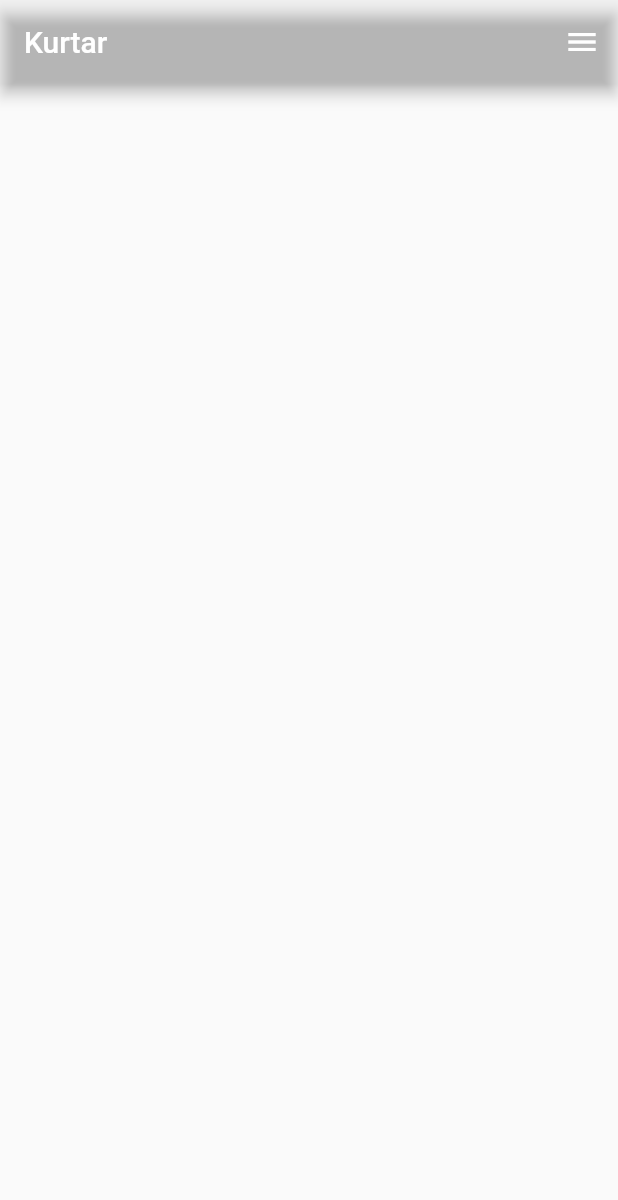
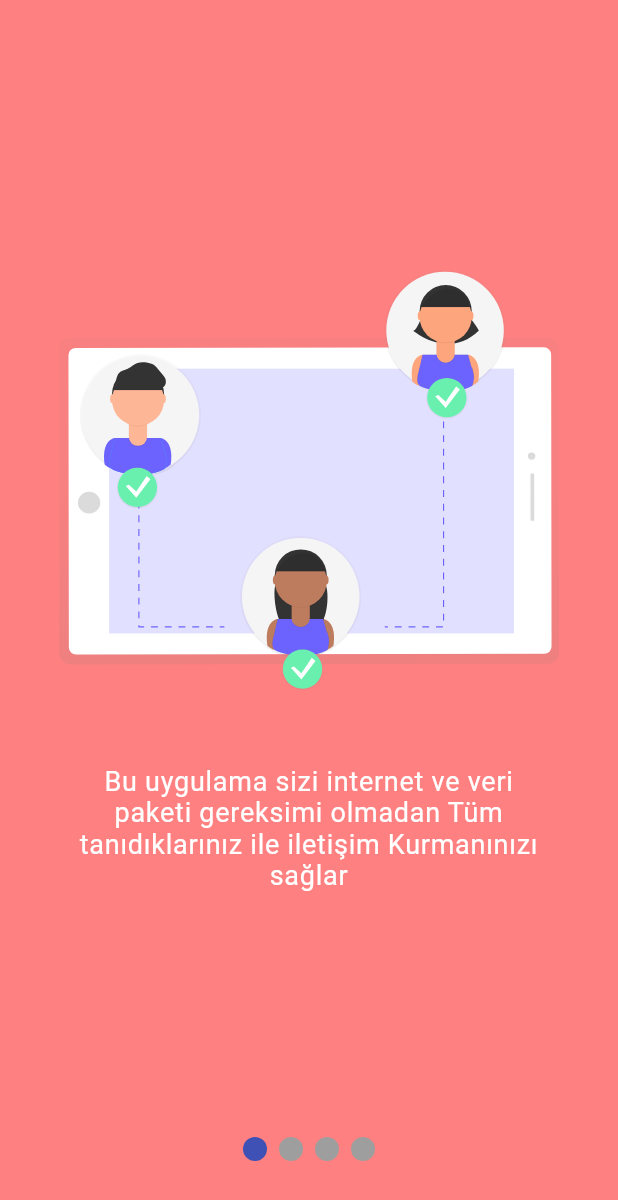
Before and after one commit to volkankahraman/kurtar_client, a Flutter app: the screen it shows after launch, on a phone screen of 412 x 824 dp. Shown: the top 1200 px of the screen. Run offline on Flutter 3.47's test engine with Material 2 defaults, Android fonts, the phone set to English and light mode, and no system bars; drawn by our look-alikes of smooth_page_indicator; our stand-ins replace flare_flutter, flutter_svg, get, pin_code_text_field; missing offline and left inert: sweetalert.

Commit message:
intro screen added

```diff
--- /dev/null
+++ b/lib/controllers/intro_controller.dart
@@ -0,0 +1,12 @@
+import 'package:get/get.dart';
+
+class IntroController extends GetxController {
+  // @override
+  // void onInit() {}
+
+  // @override
+  // void onReady() {}
+
+  @override
+  void onClose() {}
+}
--- a/lib/main.dart
+++ b/lib/main.dart
@@ -7,7 +7,7 @@ void main() {
   runApp(
     GetMaterialApp(
       title: "Kurtar",
-      theme: ThemeData.light(),
+      theme: ThemeData.dark(),
       initialRoute: AppPages.INITIAL,
       getPages: AppPages.routes,
       localizationsDelegates: [
--- a/lib/routes/app_routes.dart
+++ b/lib/routes/app_routes.dart
@@ -7,4 +7,5 @@ abstract class Routes {
   static const REGISTER = '/register';
   static const REGISTERSAVER = '/register_saver';
   static const REGISTERCITIZEN = '/register_citizen';
+  static const INTRO = '/intro';
 }
--- /dev/null
+++ b/lib/views/intro_view.dart
@@ -0,0 +1,262 @@
+import 'package:flare_flutter/flare_actor.dart';
+import 'package:flutter/material.dart';
+import 'package:flutter_svg/flutter_svg.dart';
+import 'package:get/get.dart';
+import 'package:kurtar_client/controllers/intro_controller.dart';
+import 'package:kurtar_client/routes/app_pages.dart';
+import 'package:smooth_page_indicator/smooth_page_indicator.dart';
+import 'package:url_launcher/url_launcher.dart';
+
+class IntroView extends GetView<IntroController> {
+  @override
+  Widget build(BuildContext context) {
+    return Scaffold(body: MyHomePage());
+  }
+}
+
+class MyHomePage extends StatefulWidget {
+  MyHomePage({Key key, this.title}) : super(key: key);
+
+  final String title;
+
+  @override
+  _MyHomePageState createState() => _MyHomePageState();
+}
+
+class _MyHomePageState extends State<MyHomePage>
+    with SingleTickerProviderStateMixin {
+  PageController pageController;
+  Animatable<Color> background;
+  int pageCount;
+
+  @override
+  void initState() {
+    _initialize();
+    super.initState();
+  }
+
+  Color hexToColor(String code) {
+    return new Color(int.parse(code.substring(1, 7), radix: 16) + 0xFF000000);
+  }
+
+  void _initialize() {
+    background = TweenSequence<Color>([
+      TweenSequenceItem(
+        weight: 1.0,
+        tween: ColorTween(
+          begin: hexToColor("#FF8080"),
+          end: hexToColor("#FFA177"),
+        ),
+      ),
+      TweenSequenceItem(
+        weight: 1.0,
+        tween: ColorTween(
+          begin: hexToColor("#FFA177"),
+          end: hexToColor('#F5CF76'),
+        ),
+      ),
+      TweenSequenceItem(
+        weight: 1.0,
+        tween: ColorTween(
+          begin: hexToColor('#F5CF76'),
+          end: hexToColor('#FFA177'),
+        ),
+      ),
+    ]);
+    pageController = PageController();
+  }
+
+  @override
+  void reassemble() {
+    pageController.dispose();
+    _initialize();
+    super.reassemble();
+  }
+
+  void pageTracker(int page) {
+    setState(() {
+      pageCount = page;
+    });
+  }
+
+  String _animationName = 'idle';
+
+  void start() {
+    setState(() {
+      _animationName = 'spin';
+    });
+  }
+
+  _launchURL(String url) async {
+    if (await canLaunch(url)) {
+      await launch(url);
+    } else {
+      throw 'Could not launch $url';
+    }
+  }
+
+  @override
+  Widget build(BuildContext context) {
+    return Scaffold(
+      body: Stack(
+        children: <Widget>[
+          AnimatedBuilder(
+            animation: pageController,
+            builder: (context, child) {
+              final color =
+                  pageController.hasClients ? pageController.page / 3 : .0;
+
+              return DecoratedBox(
+                decoration: BoxDecoration(
+                  color: background.evaluate(AlwaysStoppedAnimation(color)),
+                ),
+                child: child,
+              );
+            },
+            child: PageView(
+              controller: pageController,
+              onPageChanged: pageTracker,
+              children: [
+                Column(
+                  crossAxisAlignment: CrossAxisAlignment.center,
+                  mainAxisAlignment: MainAxisAlignment.center,
+                  children: <Widget>[
+                    SvgPicture.asset(
+                      'assets/images/connected.svg',
+                      height: 280.0,
+                    ),
+                    Padding(
+                      padding: const EdgeInsets.all(50.0),
+                      child: Text(
+                        "Bu uygulama sizi internet ve veri paketi gereksimi olmadan Tüm tanıdıklarınız ile iletişim Kurmanınızı sağlar",
+                        maxLines: 4,
+                        style: TextStyle(
+                          letterSpacing: 0.5,
+                          color: Colors.white,
+                          fontSize: 18.0,
+                        ),
+                        overflow: TextOverflow.ellipsis,
+                        textAlign: TextAlign.center,
+                      ),
+                    ),
+                  ],
+                ),
+                Column(
+                  crossAxisAlignment: CrossAxisAlignment.center,
+                  mainAxisAlignment: MainAxisAlignment.center,
+                  children: <Widget>[
+                    SvgPicture.asset(
+                      'assets/images/nature_fun_.svg',
+                      height: 280.0,
+                    ),
+                    Padding(
+                      padding: const EdgeInsets.all(50.0),
+                      child: Text(
+                        "Bu uygulama sizi internet ve veri paketi gereksimi olmadan Tüm tanıdıklarınız ile iletişim Kurmanınızı sağlar",
+                        maxLines: 4,
+                        style: TextStyle(
+                          letterSpacing: 0.5,
+                          color: Colors.white,
+                          fontSize: 18.0,
+                        ),
+                        overflow: TextOverflow.ellipsis,
+                        textAlign: TextAlign.center,
+                      ),
+                    ),
+                  ],
+                ),
+                Column(
+                  crossAxisAlignment: CrossAxisAlignment.center,
+                  mainAxisAlignment: MainAxisAlignment.center,
+                  children: <Widget>[
+                    SvgPicture.asset(
+                      'assets/images/adventure.svg',
+                      height: 280.0,
+                    ),
+                    Padding(
+                      padding: const EdgeInsets.all(50.0),
+                      child: Text(
+                        "Bu uygulama sizi internet ve veri paketi gereksimi olmadan Tüm tanıdıklarınız ile iletişim Kurmanınızı sağlar",
+                        maxLines: 4,
+                        style: TextStyle(
+                          letterSpacing: 0.5,
+                          color: Colors.white,
+                          fontSize: 18.0,
+                        ),
+                        overflow: TextOverflow.ellipsis,
+                        textAlign: TextAlign.center,
+                      ),
+                    ),
+                  ],
+                ),
+                Column(
+                  crossAxisAlignment: CrossAxisAlignment.center,
+                  mainAxisAlignment: MainAxisAlignment.center,
+                  children: <Widget>[
+                    SizedBox(
+                      child: FlareActor(
+                        'assets/images/in_progress2.flr',
+                        alignment: Alignment.center,
+                        fit: BoxFit.contain,
+                        animation: _animationName,
+                        callback: (_) {
+                          Get.toNamed(Routes.LOGIN);
+                          // _launchURL("google.navigation:q=38.3853, 27.1331");
+                        },
+                      ),
+                      height: 280.0,
+                    ),
+                    Padding(
+                      padding: const EdgeInsets.all(50.0),
+                      child: Text(
+                        "Bu uygulama sizi internet ve  paketi gereksimi olmadan Tüm tanıdıklarınız ile iletişim Kurmanınızı sağlar",
+                        maxLines: 4,
+                        style: TextStyle(
+                          letterSpacing: 0.5,
+                          color: Colors.white,
+                          fontSize: 18.0,
+                        ),
+                        overflow: TextOverflow.ellipsis,
+                        textAlign: TextAlign.center,
+                      ),
+                    ),
+                    Padding(
+                      padding: const EdgeInsets.fromLTRB(70, 0, 70, 0),
+                      child: MaterialButton(
+                        height: 60,
+                        onPressed: start,
+                        shape: RoundedRectangleBorder(
+                          borderRadius: new BorderRadius.circular(30.0),
+                        ),
+                        color: Colors.white,
+                        child: Text(
+                          'Başlayalım',
+                          style: TextStyle(color: Colors.black54, fontSize: 17),
+                        ),
+                      ),
+                    ),
+                  ],
+                ),
+              ],
+            ),
+          ),
+          (pageCount != 3)
+              ? Padding(
+                  padding: EdgeInsets.fromLTRB(0.0, 0.0, 0.0, 50.0),
+                  child: Align(
+                    alignment: Alignment.bottomCenter,
+                    child: SmoothPageIndicator(
+                      controller: pageController,
+                      count: 4,
+                      effect: WormEffect(),
+                    ),
+                  ),
+                )
+              : Padding(
+                  padding: EdgeInsets.all(0.0),
+                ),
+        ],
+      ),
+    );
+  }
+}
--- a/lib/views/register_views/steps/register_second_step.dart
+++ b/lib/views/register_views/steps/register_second_step.dart
@@ -1,7 +1,6 @@
 import 'package:flutter/material.dart';
 import 'package:flutter/services.dart';
 import 'package:get/get.dart';
-import 'package:get/get_utils/get_utils.dart';
 import 'package:kurtar_client/controllers/register_controller.dart';
 import 'package:kurtar_client/shared/always_disabled_focus.dart';
 
--- a/pubspec.yaml
+++ b/pubspec.yaml
@@ -21,6 +21,10 @@ environment:
   sdk: ">=2.7.0 <3.0.0"
 
 dependencies:
+  smooth_page_indicator: 0.2.0
+  flare_flutter: 2.0.6
+  flutter_svg: 0.19.2+1
+  url_launcher: 5.7.10
   pin_code_text_field: 1.7.1
   sweetalert: 0.0.1
   http: 0.12.2
```
Also changed, not shown: lib/bindings/intro_binding.dart (added, +11 -0 lines), lib/controllers/register_controller.dart (+4 -4 lines), lib/routes/app_pages.dart (+8 -1 lines), lib/views/drawer_view.dart (+8 -1 lines), assets/images/adventure.svg (added), assets/images/connected.svg (added), assets/images/moving_forward.svg (added), assets/images/nature_fun_.svg (added), assets/images/navigate_next.svg (added), pubspec.lock, 1 other file.
